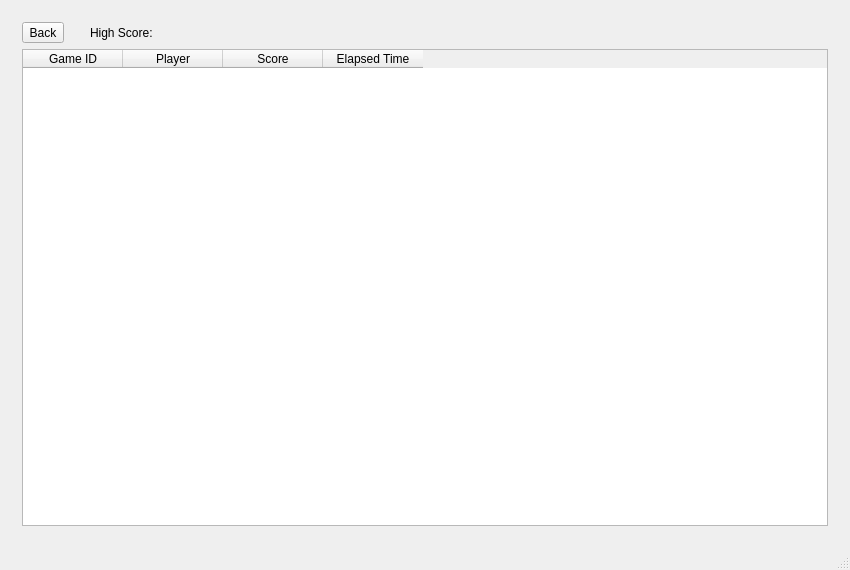
First picture: the form in mainwindow.ui, repository nphelpsiv/Education-App, before the edit.
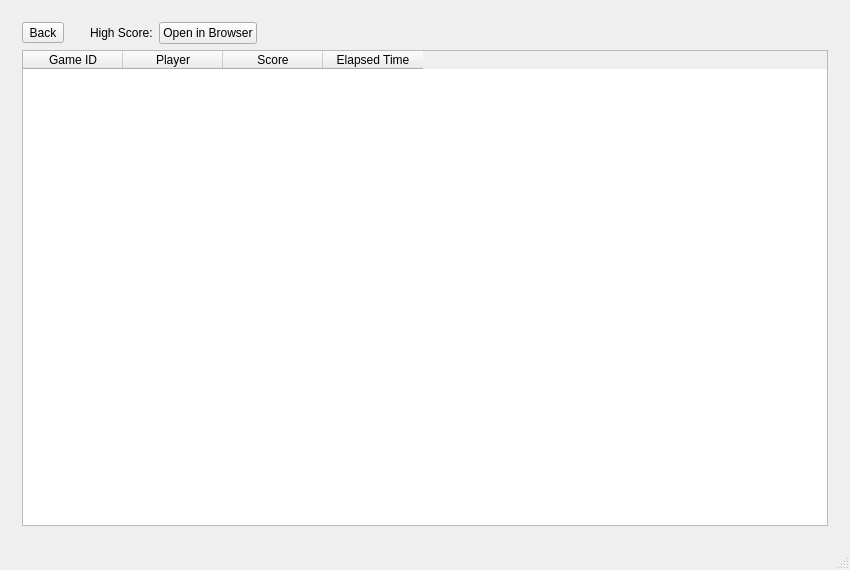
Second picture: the form after the edit. The open tabs and pages were chosen to show the change. Icons and pictures are not drawn.

Commit message: Can create html file, can't open in browswer

```diff
--- a/mainwindow.ui
+++ b/mainwindow.ui
@@ -1668,7 +1668,7 @@
             </property>
            </spacer>
           </item>
-          <item row="0" column="3">
+          <item row="0" column="4">
            <spacer name="horizontalSpacer_13">
             <property name="orientation">
              <enum>Qt::Horizontal</enum>
@@ -1695,6 +1695,13 @@
             </property>
            </widget>
           </item>
+          <item row="0" column="3">
+           <widget class="QPushButton" name="openInBrowserButton">
+            <property name="text">
+             <string>Open in Browser</string>
+            </property>
+           </widget>
+          </item>
          </layout>
         </item>
         <item>
```
Left out of the diff: 2 changed lines with no effect on the pictures. The commit also changes 6 other files.
